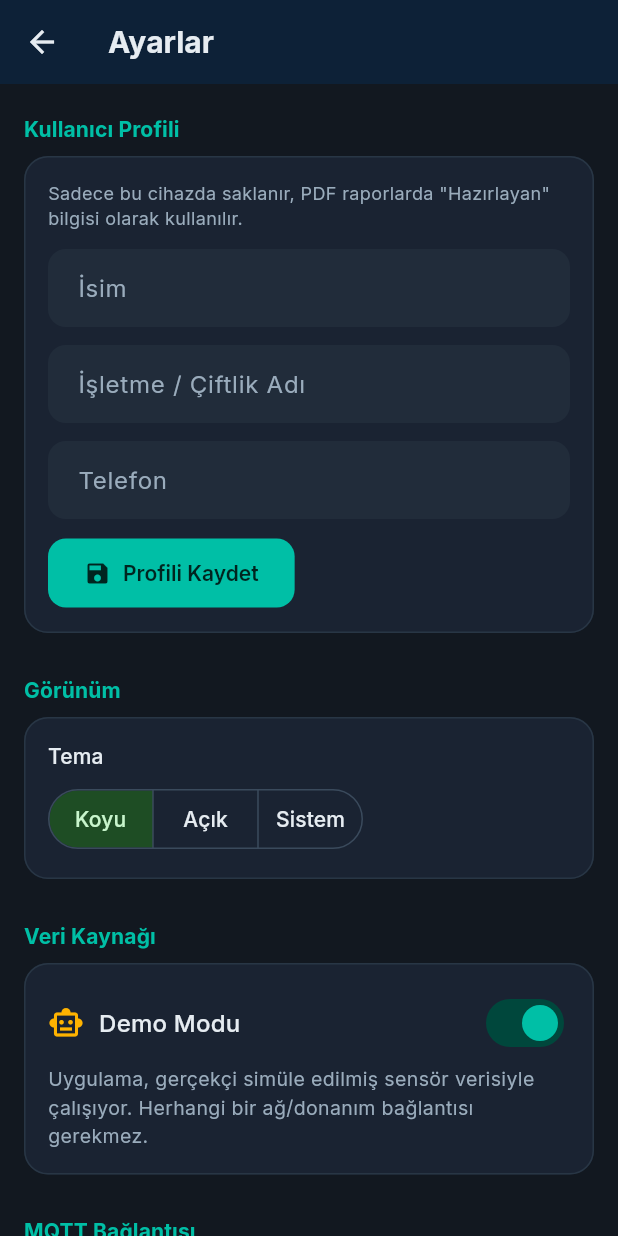
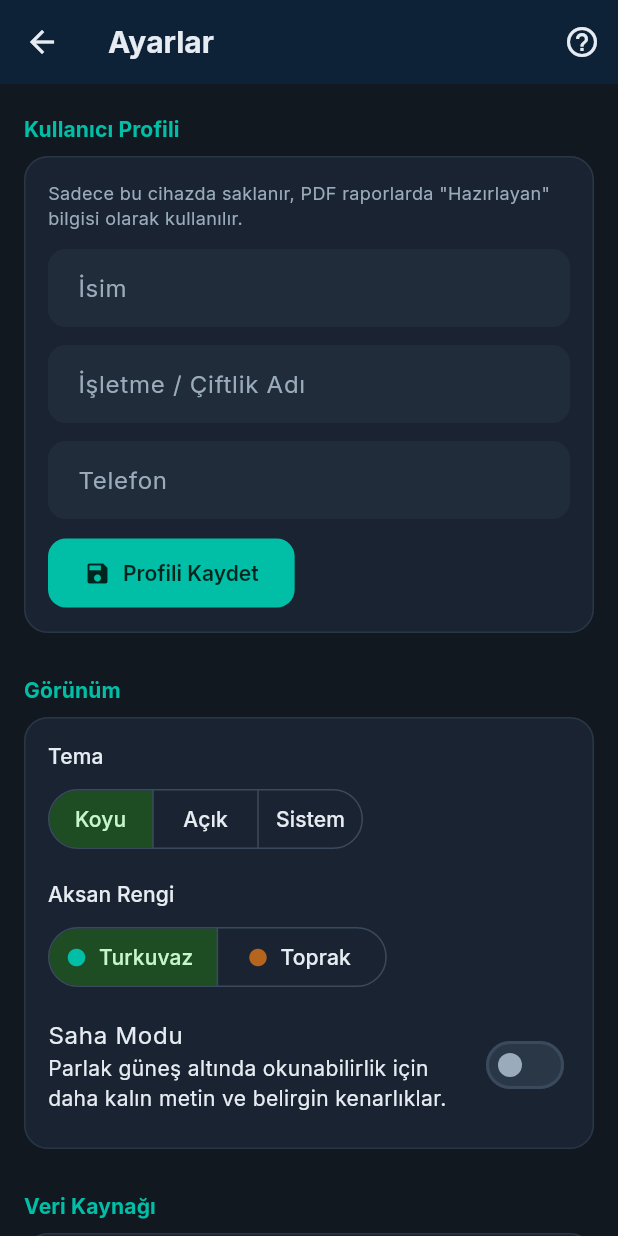
Before and after one commit to beyzanuryavuztr/aquaguard, a Flutter app: the AyarlarEkrani screen opened directly, on a phone screen of 412 x 824 dp. Run offline on Flutter 3.47's test engine with Material 3 defaults, Android fonts, the phone set to English and light mode, and no system bars; our stand-ins replace fl_chart, flutter_local_notifications, flutter_secure_storage, google_fonts, image_picker, local_auth and 3 more; missing offline and left inert: dart:html, mqtt_client; accounts and stored records are empty; statements that could not run were skipped.

Commit message:
Faz 1-2: Aksan rengi/saha modu ve baglamsal yardim butonlari
Tema.dart iki aksan rengine (turkuvaz/toprak) ve saha modu (yuksek
kontrast) secenegine ayristirildi -- ColorScheme'e dokunulmadan tek
noktadan parametrize edildi, varsayilan davranis degismedi. Ayarlar'a
renk secici + saha modu anahtari eklendi.

5 ana ekranin (Genel Bakis, Zon Detayi, Tedavi Gecmisi, Trend Analizi,
Ayarlar) AppBar'ina "?" yardim butonu eklendi -- teknik olmayan bir
operatorun her ekranda kisa bir aciklamaya erisebilmesi icin.

Co-Authored-By: Claude Sonnet 5 <noreply@anthropic.com>

```diff
--- a/aquaguard_mobile/lib/config/tema.dart
+++ b/aquaguard_mobile/lib/config/tema.dart
@@ -40,12 +40,14 @@ library;
 import 'package:flutter/material.dart';
 import 'package:google_fonts/google_fonts.dart';
 
+import '../models/aksan_rengi.dart';
+
 class AquaGuardTema {
   AquaGuardTema._();
 
   // --- Kullanicinin verdigi kesin palet ---
   static const Color anaRenk = Color(0xFF0D2137); // koyu lacivert/petrol
-  static const Color vurguRenk = Color(0xFF00BFA6); // turkuvaz/aqua
+  static const Color vurguRenk = Color(0xFF00BFA6); // turkuvaz/aqua (varsayilan aksan)
   static const Color uyariRenk = Color(0xFFFFB300); // amber
   static const Color tehlikeRenk = Color(0xFFE53935); // kirmizi
   static const Color basariRenk = Color(0xFF43A047); // yesil
@@ -61,82 +63,98 @@ class AquaGuardTema {
     ).apply(bodyColor: renk, displayColor: renk);
   }
 
-  static ThemeData koyuTema() {
-    const renkSemasi = ColorScheme(
+  static ThemeData koyuTema({
+    AksanRengi aksan = AksanRengi.teal,
+    bool sahaModu = false,
+  }) {
+    final palet = aksanPaletleri[aksan]!;
+    final renkSemasi = ColorScheme(
       brightness: Brightness.dark,
-      primary: vurguRenk,
-      onPrimary: Color(0xFF00251F),
-      primaryContainer: Color(0xFF00473C),
-      onPrimaryContainer: Color(0xFF7BFFE9),
+      primary: palet.renk,
+      onPrimary: palet.onRenkKoyu,
+      primaryContainer: palet.renkContainerKoyu,
+      onPrimaryContainer: palet.onRenkContainerKoyu,
       secondary: basariRenk,
       onSecondary: Colors.white,
-      secondaryContainer: Color(0xFF1E4D24),
-      onSecondaryContainer: Color(0xFFC8F5CC),
+      secondaryContainer: const Color(0xFF1E4D24),
+      onSecondaryContainer: const Color(0xFFC8F5CC),
       tertiary: uyariRenk,
-      onTertiary: Color(0xFF3D2900),
-      tertiaryContainer: Color(0xFF5C3F00),
-      onTertiaryContainer: Color(0xFFFFE4A8),
+      onTertiary: const Color(0xFF3D2900),
+      tertiaryContainer: const Color(0xFF5C3F00),
+      onTertiaryContainer: const Color(0xFFFFE4A8),
       error: tehlikeRenk,
       onError: Colors.white,
-      errorContainer: Color(0xFF601410),
-      onErrorContainer: Color(0xFFFFDAD6),
+      errorContainer: const Color(0xFF601410),
+      onErrorContainer: const Color(0xFFFFDAD6),
       surface: arkaPlanRenk,
-      onSurface: Color(0xFFE6ECF1),
-      surfaceContainerLowest: Color(0xFF0A0F15),
-      surfaceContainerLow: Color(0xFF141C25),
+      onSurface: const Color(0xFFE6ECF1),
+      surfaceContainerLowest: const Color(0xFF0A0F15),
+      surfaceContainerLow: const Color(0xFF141C25),
       surfaceContainer: kartRenk,
-      surfaceContainerHigh: Color(0xFF212C3A),
-      surfaceContainerHighest: Color(0xFF2A3747),
-      onSurfaceVariant: Color(0xFF9AACBC),
-      outline: Color(0xFF3A4A5C),
-      outlineVariant: Color(0xFF283645),
+      surfaceContainerHigh: const Color(0xFF212C3A),
+      surfaceContainerHighest: const Color(0xFF2A3747),
+      onSurfaceVariant: const Color(0xFF9AACBC),
+      outline: const Color(0xFF3A4A5C),
+      outlineVariant: const Color(0xFF283645),
       shadow: Colors.black,
       scrim: Colors.black,
-      inverseSurface: Color(0xFFE6ECF1),
+      inverseSurface: const Color(0xFFE6ECF1),
       onInverseSurface: anaRenk,
-      inversePrimary: Color(0xFF00695C),
+      inversePrimary: palet.inversePrimaryKoyu,
     );
 
-    return _bilesenTemasiOlustur(renkSemasi, Brightness.dark);
+    return _bilesenTemasiOlustur(
+      renkSemasi,
+      Brightness.dark,
+      sahaModu: sahaModu,
+    );
   }
 
-  static ThemeData acikTema() {
-    const renkSemasi = ColorScheme(
+  static ThemeData acikTema({
+    AksanRengi aksan = AksanRengi.teal,
+    bool sahaModu = false,
+  }) {
+    final palet = aksanPaletleri[aksan]!;
+    final renkSemasi = ColorScheme(
       brightness: Brightness.light,
-      primary: vurguRenk,
-      onPrimary: Colors.white,
-      primaryContainer: Color(0xFFB2F5EA),
-      onPrimaryContainer: Color(0xFF00443B),
+      primary: palet.renk,
+      onPrimary: palet.onRenkAcik,
+      primaryContainer: palet.renkContainerAcik,
+      onPrimaryContainer: palet.onRenkContainerAcik,
       secondary: basariRenk,
       onSecondary: Colors.white,
-      secondaryContainer: Color(0xFFC8F5CC),
-      onSecondaryContainer: Color(0xFF1E4D24),
+      secondaryContainer: const Color(0xFFC8F5CC),
+      onSecondaryContainer: const Color(0xFF1E4D24),
       tertiary: uyariRenk,
       onTertiary: Colors.white,
-      tertiaryContainer: Color(0xFFFFE4A8),
-      onTertiaryContainer: Color(0xFF3D2900),
+      tertiaryContainer: const Color(0xFFFFE4A8),
+      onTertiaryContainer: const Color(0xFF3D2900),
       error: tehlikeRenk,
       onError: Colors.white,
-      errorContainer: Color(0xFFFFDAD6),
-      onErrorContainer: Color(0xFF601410),
-      surface: Color(0xFFF6F8FA),
-      onSurface: Color(0xFF1A2332),
+      errorContainer: const Color(0xFFFFDAD6),
+      onErrorContainer: const Color(0xFF601410),
+      surface: const Color(0xFFF6F8FA),
+      onSurface: const Color(0xFF1A2332),
       surfaceContainerLowest: Colors.white,
-      surfaceContainerLow: Color(0xFFF0F3F6),
+      surfaceContainerLow: const Color(0xFFF0F3F6),
       surfaceContainer: Colors.white,
-      surfaceContainerHigh: Color(0xFFE8ECF1),
-      surfaceContainerHighest: Color(0xFFDEE4EA),
-      onSurfaceVariant: Color(0xFF5C6B7A),
-      outline: Color(0xFFC5CDD6),
-      outlineVariant: Color(0xFFDDE3E9),
+      surfaceContainerHigh: const Color(0xFFE8ECF1),
+      surfaceContainerHighest: const Color(0xFFDEE4EA),
+      onSurfaceVariant: const Color(0xFF5C6B7A),
+      outline: const Color(0xFFC5CDD6),
+      outlineVariant: const Color(0xFFDDE3E9),
       shadow: Colors.black,
       scrim: Colors.black,
       inverseSurface: anaRenk,
-      onInverseSurface: Color(0xFFE6ECF1),
-      inversePrimary: Color(0xFF7BFFE9),
+      onInverseSurface: const Color(0xFFE6ECF1),
+      inversePrimary: palet.inversePrimaryAcik,
     );
 
-    return _bilesenTemasiOlustur(renkSemasi, Brightness.light);
+    return _bilesenTemasiOlustur(
+      renkSemasi,
+      Brightness.light,
+      sahaModu: sahaModu,
+    );
   }
 
   /// Koyu ve acik tema TAMAMEN AYNI bilesen (AppBar/Card/buton/...) stilini
@@ -145,10 +163,31 @@ class AquaGuardTema {
   /// ilkesi).
   static ThemeData _bilesenTemasiOlustur(
     ColorScheme renkSemasi,
-    Brightness parlaklik,
-  ) {
+    Brightness parlaklik, {
+    bool sahaModu = false,
+  }) {
     final tabanTema = ThemeData(brightness: parlaklik);
-    final metinTemasi = _tipografi(tabanTema.textTheme, renkSemasi.onSurface);
+    final temelMetinTemasi = _tipografi(
+      tabanTema.textTheme,
+      renkSemasi.onSurface,
+    );
+    // Saha Modu: parlak gunes altinda dusuk kaliteli ekranlarda okunabilirligi
+    // artirmak icin govde metnini daha kalin agirlikta cizer + kart/ayirac
+    // kenarliklarini belirginlestirir (asagida). ColorScheme'e DOKUNULMAZ --
+    // tek nokta (bu fonksiyon) uzerinden, dark/light toggle kadar dusuk riskli.
+    final metinTemasi = sahaModu
+        ? temelMetinTemasi.copyWith(
+            bodyLarge: temelMetinTemasi.bodyLarge?.copyWith(
+              fontWeight: FontWeight.w600,
+            ),
+            bodyMedium: temelMetinTemasi.bodyMedium?.copyWith(
+              fontWeight: FontWeight.w600,
+            ),
+            titleMedium: temelMetinTemasi.titleMedium?.copyWith(
+              fontWeight: FontWeight.w700,
+            ),
+          )
+        : temelMetinTemasi;
 
     return ThemeData(
       useMaterial3: true,
@@ -175,7 +214,10 @@ class AquaGuardTema {
         surfaceTintColor: Colors.transparent,
         shape: RoundedRectangleBorder(
           borderRadius: BorderRadius.circular(kartRadius),
-          side: BorderSide(color: renkSemasi.outlineVariant, width: 1),
+          side: BorderSide(
+            color: renkSemasi.outlineVariant,
+            width: sahaModu ? 2 : 1,
+          ),
         ),
         margin: EdgeInsets.zero,
       ),
@@ -235,7 +277,7 @@ class AquaGuardTema {
 
       dividerTheme: DividerThemeData(
         color: renkSemasi.outlineVariant,
-        thickness: 1,
+        thickness: sahaModu ? 2 : 1,
       ),
 
       listTileTheme: ListTileThemeData(
--- a/aquaguard_mobile/lib/main.dart
+++ b/aquaguard_mobile/lib/main.dart
@@ -42,8 +42,14 @@ class AquaGuardUygulamasi extends StatelessWidget {
         builder: (context, durum, _) => MaterialApp(
           title: 'AquaGuard',
           debugShowCheckedModeBanner: false,
-          theme: AquaGuardTema.acikTema(),
-          darkTheme: AquaGuardTema.koyuTema(),
+          theme: AquaGuardTema.acikTema(
+            aksan: durum.aksanRengi,
+            sahaModu: durum.sahaModuAktif,
+          ),
+          darkTheme: AquaGuardTema.koyuTema(
+            aksan: durum.aksanRengi,
+            sahaModu: durum.sahaModuAktif,
+          ),
           // Varsayilan Koyu (bkz. TemaModu.koyu) -- "tarla gunesinde ekran
           // okunabilirligi" ve profesyonel bir "kontrol merkezi" hissi icin
           // kullanicinin ilk talebi. Artik operator Ayarlar'dan Açık/Sistem'e
--- /dev/null
+++ b/aquaguard_mobile/lib/models/aksan_rengi.dart
@@ -0,0 +1,82 @@
+/// AquaGuard - Aksan Rengi (Marka Vurgu Rengi Secenekleri)
+/// ============================================================
+///
+/// Amac:
+///   `config/tema.dart`'taki turkuvaz marka vurgusu (`vurguRenk`) TEK
+///   sabit degerdi -- operator alternatif bir vurgu rengi secemiyordu.
+///   Bu dosya, koyu/acik tema ayrimiyla AYNI desende (bkz. tema.dart dosya
+///   basi notu) ikinci bir secenek ekler: 'Toprak' (tarim temasina uygun
+///   kahve/amber), marka renginin (turkuvaz) YERINE degil YANINA.
+///
+///   Durum renkleri (basari/uyari/tehlike, DurumRenkleri sinifi) BU
+///   secimden ETKILENMEZ -- sadece ColorScheme.primary (buton/secili
+///   sekme/link gibi ETKILESIMLI ogeler) degisir.
+///
+/// Tarih:  2026-09-16
+library;
+
+import 'package:flutter/material.dart';
+
+enum AksanRengi { teal, toprak }
+
+extension AksanRengiX on AksanRengi {
+  String get etiket => switch (this) {
+    AksanRengi.teal => 'Turkuvaz',
+    AksanRengi.toprak => 'Toprak',
+  };
+}
+
+/// Bir aksan renginin koyu/acik temada ihtiyac duydugu TUM turev
+/// renkleri (ColorScheme.primary ailesi) tasir -- tema.dart'taki
+/// ColorScheme kaydi bunlari dogrudan kullanir.
+class AksanPaleti {
+  final Color renk;
+  final Color onRenkKoyu;
+  final Color renkContainerKoyu;
+  final Color onRenkContainerKoyu;
+  final Color inversePrimaryKoyu;
+  final Color onRenkAcik;
+  final Color renkContainerAcik;
+  final Color onRenkContainerAcik;
+  final Color inversePrimaryAcik;
+
+  const AksanPaleti({
+    required this.renk,
+    required this.onRenkKoyu,
+    required this.renkContainerKoyu,
+    required this.onRenkContainerKoyu,
+    required this.inversePrimaryKoyu,
+    required this.onRenkAcik,
+    required this.renkContainerAcik,
+    required this.onRenkContainerAcik,
+    required this.inversePrimaryAcik,
+  });
+}
+
+const Map<AksanRengi, AksanPaleti> aksanPaletleri = {
+  // Mevcut marka rengi -- tema.dart'ta onceden hardcoded olan degerlerin
+  // BIREBIR AYNISI, sadece bu haritaya tasindi (varsayilan davranis
+  // degismez).
+  AksanRengi.teal: AksanPaleti(
+    renk: Color(0xFF00BFA6),
+    onRenkKoyu: Color(0xFF00251F),
+    renkContainerKoyu: Color(0xFF00473C),
+    onRenkContainerKoyu: Color(0xFF7BFFE9),
+    inversePrimaryKoyu: Color(0xFF00695C),
+    onRenkAcik: Colors.white,
+    renkContainerAcik: Color(0xFFB2F5EA),
+    onRenkContainerAcik: Color(0xFF00443B),
+    inversePrimaryAcik: Color(0xFF7BFFE9),
+  ),
+  AksanRengi.toprak: AksanPaleti(
+    renk: Color(0xFFB5651D),
+    onRenkKoyu: Color(0xFFFFF3E0),
+    renkContainerKoyu: Color(0xFF5C3B14),
+    onRenkContainerKoyu: Color(0xFFFFD9A6),
+    inversePrimaryKoyu: Color(0xFF8A5321),
+    onRenkAcik: Colors.white,
+    renkContainerAcik: Color(0xFFFFDBB0),
+    onRenkContainerAcik: Color(0xFF5C3B14),
+    inversePrimaryAcik: Color(0xFFFFD9A6),
+  ),
+};
--- /dev/null
+++ b/aquaguard_mobile/lib/models/yardim_metinleri.dart
@@ -0,0 +1,37 @@
+/// AquaGuard - Bağlamsal Yardım Metinleri (Tek Kaynak)
+/// ==========================================================
+///
+/// Amac:
+///   Her ana ekranin "?" butonuna basinca gosterilecek, teknik olmayan bir
+///   ciftci operatore hitap eden 2-3 cumlelik aciklama. Ekran adi -> metin
+///   haritasi, `widgets/yardim_butonu.dart` tarafindan tuketilir -- yeni bir
+///   ekrana yardim eklemek icin sadece bu haritaya bir satir eklenir.
+///
+/// Tarih:  2026-09-16
+library;
+
+const Map<String, String> yardimMetinleri = {
+  'genel_bakis':
+      'Bu ekran, tüm zonlarınızın anlık durumunu tek bakışta gösterir. '
+      'Yeşil "normal", sarı "kontrol gerekiyor", kırmızı "tıkanma tespit '
+      'edildi" ve mavi "tedavi/durulama sürüyor" anlamına gelir. Bir zona '
+      'dokunarak ayrıntılı sensör verilerine ulaşabilirsiniz.',
+  'zon_detay':
+      'Seçtiğiniz zonun 6 sensöründen (pH, EC, ORP, türbidite, debi, '
+      'basınç) gelen anlık ve geçmiş verileri gösterir. Bir sensör kartına '
+      'dokunarak o sensörün zaman içindeki değişimini büyük grafikte '
+      'görebilirsiniz. "Neden Bu Karar?" bölümü, sistemin tespitini hangi '
+      'verilere dayandırdığını açıklar.',
+  'tedavi_gecmisi':
+      'Sistemin bugüne kadar uyguladığı tüm tedavilerin listesini, başarı '
+      'oranını ve tahmini su/maliyet etkisini gösterir. Türe göre '
+      'filtreleyebilir, CSV veya PDF olarak dışa aktarabilirsiniz.',
+  'trend_analizi':
+      'Bir zonun 6 sensöründeki değişimi 24 saat, 7 gün veya 30 günlük '
+      'pencerede karşılaştırmalı olarak inceleyebilirsiniz. Kesikli çizgiler, '
+      'sistemin tıkanma kararı verdiği eşik değerleri gösterir.',
+  'ayarlar':
+      'Kullanıcı profilinizi, görünüm tercihlerinizi, gerçek donanım '
+      'bağlantısını (Demo Modu kapalıyken) ve bildirim/güvenlik '
+      'ayarlarınızı buradan yönetirsiniz.',
+};
--- a/aquaguard_mobile/lib/providers/uygulama_durumu.dart
+++ b/aquaguard_mobile/lib/providers/uygulama_durumu.dart
@@ -19,6 +19,7 @@ library;
 
 import 'package:flutter/foundation.dart';
 
+import '../models/aksan_rengi.dart';
 import '../models/aktivite_kaydi.dart';
 import '../models/bakim_gorevi.dart';
 import '../models/bildirim_tercihleri.dart';
@@ -52,6 +53,8 @@ class UygulamaDurumu extends ChangeNotifier {
   DateTime? _pinKilitBitisZamani;
   List<BakimGorevi> _bakimGorevleri = [];
   TemaModu _temaModu = TemaModu.koyu;
+  AksanRengi _aksanRengi = AksanRengi.teal;
+  bool _sahaModuAktif = false;
   KullaniciProfili _kullaniciProfili = const KullaniciProfili();
 
   List<Tarla> _tarlalar = [];
@@ -137,6 +140,8 @@ class UygulamaDurumu extends ChangeNotifier {
   );
 
   TemaModu get temaModu => _temaModu;
+  AksanRengi get aksanRengi => _aksanRengi;
+  bool get sahaModuAktif => _sahaModuAktif;
   KullaniciProfili get kullaniciProfili => _kullaniciProfili;
 
   /// Zonun operator tarafindan verilmis takma adi varsa onu, yoksa
@@ -287,6 +292,8 @@ class UygulamaDurumu extends ChangeNotifier {
     _pinKorumasiAktif = await _depolama.pinKorumasiAcikMi();
     _pinKilitliSuAn = _pinKorumasiAktif;
     _temaModu = await _depolama.temaModuGetir();
+    _aksanRengi = await _depolama.aksanRengiGetir();
+    _sahaModuAktif = await _depolama.sahaModuGetir();
     _kullaniciProfili = await _depolama.kullaniciProfiliGetir();
     final kayitliBakimGorevleri = await _depolama.bakimGorevleriGetir();
     if (kayitliBakimGorevleri == null) {
@@ -527,6 +534,18 @@ class UygulamaDurumu extends ChangeNotifier {
   Future<void> temaModuAyarla(TemaModu modu) async {
     _temaModu = modu;
     await _depolama.temaModuKaydet(modu);
+    notifyListeners();
+  }
+
+  Future<void> aksanRengiAyarla(AksanRengi aksan) async {
+    _aksanRengi = aksan;
+    await _depolama.aksanRengiKaydet(aksan);
+    notifyListeners();
+  }
+
+  Future<void> sahaModuAyarla(bool acik) async {
+    _sahaModuAktif = acik;
+    await _depolama.sahaModuKaydet(acik);
     notifyListeners();
   }
 
--- a/aquaguard_mobile/lib/screens/ayarlar_ekrani.dart
+++ b/aquaguard_mobile/lib/screens/ayarlar_ekrani.dart
@@ -17,12 +17,14 @@ import '../config/ayarlar_sabitleri.dart';
 import '../config/kalibrasyon_sabitleri.dart';
 import '../config/sensor_imzalari.dart';
 import '../config/tarih_bicimleri.dart';
+import '../models/aksan_rengi.dart';
 import '../models/bakim_gorevi.dart';
 import '../models/kullanici_profili.dart';
 import '../models/tema_modu.dart';
 import '../providers/uygulama_durumu.dart';
 import '../services/mqtt_servisi.dart';
 import '../widgets/duyarli_icerik.dart';
+import '../widgets/yardim_butonu.dart';
 import 'hakkinda_ekrani.dart';
 
 class AyarlarEkrani extends StatefulWidget {
@@ -73,7 +75,12 @@ class _AyarlarEkraniState extends State<AyarlarEkrani> {
     }
 
     return Scaffold(
-      appBar: AppBar(title: const Text('Ayarlar')),
+      appBar: AppBar(
+        title: const Text('Ayarlar'),
+        actions: const [
+          YardimButonu(ekranAnahtari: 'ayarlar', baslik: 'Ayarlar'),
+        ],
+      ),
       body: DuyarliIcerik(
         maksimumGenislik: 700,
         child: ListView(
@@ -167,6 +174,45 @@ class _AyarlarEkraniState extends State<AyarlarEkrani> {
                       onSelectionChanged: (secim) => context
                           .read<UygulamaDurumu>()
                           .temaModuAyarla(secim.first),
+                    ),
+                    const SizedBox(height: 16),
+                    Text(
+                      'Aksan Rengi',
+                      style: Theme.of(context).textTheme.titleSmall,
+                    ),
+                    const SizedBox(height: 8),
+                    SegmentedButton<AksanRengi>(
+                      segments: AksanRengi.values
+                          .map(
+                            (a) => ButtonSegment(
+                              value: a,
+                              label: Text(a.etiket),
+                              icon: Icon(
+                                Icons.circle,
+                                color: aksanPaletleri[a]!.renk,
+                                size: 14,
+                              ),
+                            ),
+                          )
+                          .toList(),
+                      selected: {durum.aksanRengi},
+                      showSelectedIcon: false,
+                      onSelectionChanged: (secim) => context
+                          .read<UygulamaDurumu>()
+                          .aksanRengiAyarla(secim.first),
+                    ),
+                    const SizedBox(height: 8),
+                    SwitchListTile(
+                      contentPadding: EdgeInsets.zero,
+                      title: const Text('Saha Modu'),
+                      subtitle: const Text(
+                        'Parlak güneş altında okunabilirlik için daha '
+                        'kalın metin ve belirgin kenarlıklar.',
+                      ),
+                      value: durum.sahaModuAktif,
+                      onChanged: (yeni) => context
+                          .read<UygulamaDurumu>()
+                          .sahaModuAyarla(yeni),
                     ),
                   ],
                 ),
--- a/aquaguard_mobile/lib/screens/genel_bakis_ekrani.dart
+++ b/aquaguard_mobile/lib/screens/genel_bakis_ekrani.dart
@@ -27,6 +27,7 @@ import '../widgets/duyarli_icerik.dart';
 import '../widgets/durum_renkleri.dart';
 import '../widgets/enerji_gostergesi.dart';
 import '../widgets/sistem_sagligi_gostergesi.dart';
+import '../widgets/yardim_butonu.dart';
 import '../widgets/zon_durum_karti.dart';
 import '../widgets/zon_semasi.dart';
 import 'aktivite_gecmisi_ekrani.dart';
@@ -60,6 +61,7 @@ class GenelBakisEkrani extends StatelessWidget {
           ],
         ),
         actions: [
+          const YardimButonu(ekranAnahtari: 'genel_bakis', baslik: 'Genel Bakış'),
           Badge(
             label: Text('${durum.okunmamisBildirimSayisi}'),
             isLabelVisible: durum.okunmamisBildirimSayisi > 0,
--- a/aquaguard_mobile/lib/screens/tedavi_gecmisi_ekrani.dart
+++ b/aquaguard_mobile/lib/screens/tedavi_gecmisi_ekrani.dart
@@ -35,6 +35,7 @@ import '../services/rapor_pdf_servisi.dart';
 import '../widgets/durum_renkleri.dart';
 import '../widgets/duyarli_icerik.dart';
 import '../widgets/tikanma_turu_ikonu.dart';
+import '../widgets/yardim_butonu.dart';
 
 enum _TarihAraligi { tumu, saat24, gun7, gun30 }
 
@@ -132,6 +133,10 @@ class _TedaviGecmisiEkraniState extends State<TedaviGecmisiEkrani> {
       appBar: AppBar(
         title: const Text('Tedavi Geçmişi'),
         actions: [
+          const YardimButonu(
+            ekranAnahtari: 'tedavi_gecmisi',
+            baslik: 'Tedavi Geçmişi',
+          ),
           IconButton(
             icon: const Icon(Icons.picture_as_pdf_outlined),
             tooltip: 'Görüntülenen Raporu PDF Olarak Dışa Aktar',
--- /dev/null
+++ b/aquaguard_mobile/lib/widgets/yardim_butonu.dart
@@ -0,0 +1,53 @@
+/// AquaGuard - Baglamsal Yardim Butonu
+/// ========================================
+///
+/// Amac:
+///   AppBar.actions'a eklenebilecek tek bir "?" ikonu -- dokununca
+///   `models/yardim_metinleri.dart`'taki ilgili ekranin aciklamasini bir
+///   `showModalBottomSheet` ile gosterir. Teknik olmayan (ciftci) bir
+///   operatorun her yeni ekranda "bu ne demek?" sorusuna karsilik verir.
+///
+/// Tarih:  2026-09-16
+library;
+
+import 'package:flutter/material.dart';
+
+import '../models/yardim_metinleri.dart';
+
+class YardimButonu extends StatelessWidget {
+  final String ekranAnahtari;
+  final String baslik;
+
+  const YardimButonu({
+    super.key,
+    required this.ekranAnahtari,
+    required this.baslik,
+  });
+
+  @override
+  Widget build(BuildContext context) {
+    final metin = yardimMetinleri[ekranAnahtari];
+    if (metin == null) return const SizedBox.shrink();
+
+    return IconButton(
+      icon: const Icon(Icons.help_outline),
+      tooltip: 'Bu ekran hakkında',
+      onPressed: () => showModalBottomSheet<void>(
+        context: context,
+        showDragHandle: true,
+        builder: (context) => Padding(
+          padding: const EdgeInsets.fromLTRB(20, 0, 20, 28),
+          child: Column(
+            mainAxisSize: MainAxisSize.min,
+            crossAxisAlignment: CrossAxisAlignment.start,
+            children: [
+              Text(baslik, style: Theme.of(context).textTheme.titleMedium),
+              const SizedBox(height: 10),
+              Text(metin, style: Theme.of(context).textTheme.bodyMedium),
+            ],
+          ),
+        ),
+      ),
+    );
+  }
+}
```
Also changed, not shown: aquaguard_mobile/lib/screens/tikanma_detay_ekrani.dart (+7 -1 lines), aquaguard_mobile/lib/screens/trend_analizi_ekrani.dart (+7 -1 lines), aquaguard_mobile/lib/services/depolama_servisi.dart (+27 -0 lines), 2 other files.
